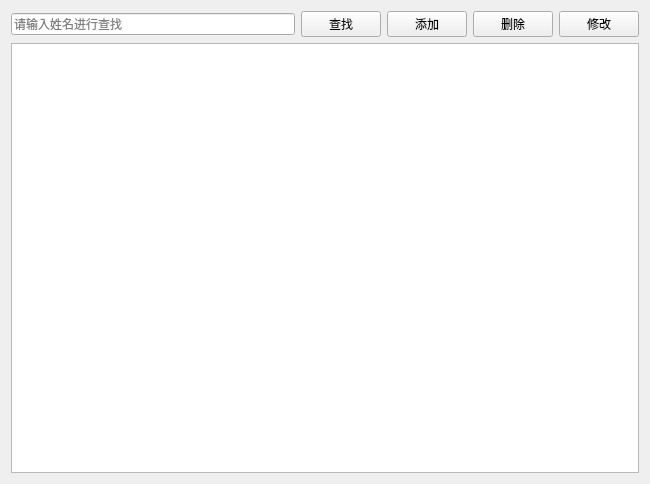
Qt form lab3/patientview.ui (zjl8881/2023414290140) before a commit.
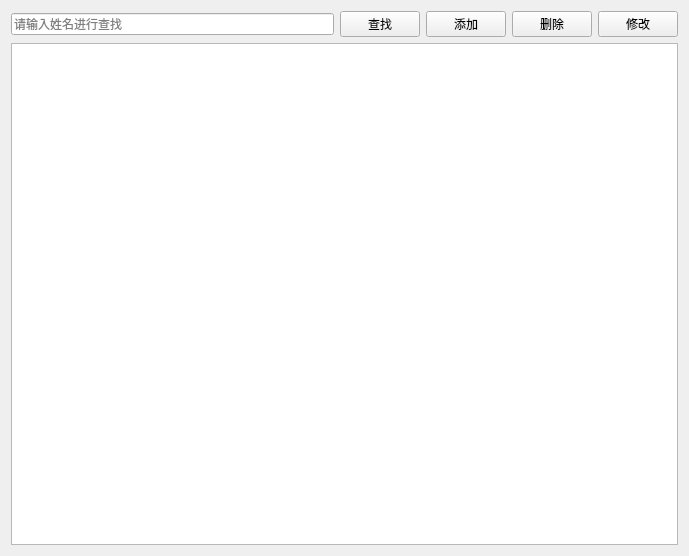
The same form after that commit.

```diff
--- a/lab3/patientview.ui
+++ b/lab3/patientview.ui
@@ -6,8 +6,8 @@
    <rect>
     <x>0</x>
     <y>0</y>
-    <width>650</width>
-    <height>484</height>
+    <width>689</width>
+    <height>556</height>
    </rect>
   </property>
   <property name="windowTitle">
```
